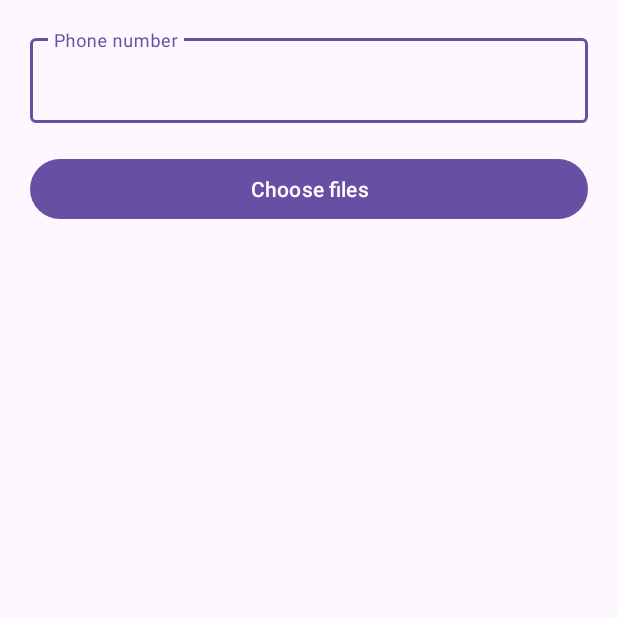
After one commit to LeFlo62/MumProject, an Android app: the ParametersActivity screen opened directly, with no data from a screen before it, on a phone screen of 412 x 824 dp, the top half of it. The commit adds this screen. Run offline under Robolectric (Android 15) with nearby library versions, the phone set to English and light mode, and no system bars.

Commit message:
Added parameters

```diff
--- a/app/src/main/AndroidManifest.xml
+++ b/app/src/main/AndroidManifest.xml
@@ -13,6 +13,9 @@
         android:theme="@style/Theme.MumProject"
         tools:targetApi="31">
         <activity
+            android:name=".ParametersActivity"
+            android:exported="false" />
+        <activity
             android:name=".MainActivity"
             android:exported="true">
             <intent-filter>
--- /dev/null
+++ b/app/src/main/java/fr/isep/mobiledev/mumproject/ParametersActivity.java
@@ -0,0 +1,106 @@
+package fr.isep.mobiledev.mumproject;
+
+import androidx.activity.result.ActivityResultCallback;
+import androidx.activity.result.ActivityResultLauncher;
+import androidx.activity.result.contract.ActivityResultContracts;
+import androidx.appcompat.app.AppCompatActivity;
+import androidx.core.app.ActivityOptionsCompat;
+
+import android.content.ClipData;
+import android.content.Intent;
+import android.content.SharedPreferences;
+import android.database.Cursor;
+import android.net.Uri;
+import android.os.Bundle;
+import android.os.Environment;
+import android.provider.MediaStore;
+import android.text.Editable;
+import android.text.TextWatcher;
+import android.widget.Button;
+import android.widget.EditText;
+
+import java.io.File;
+import java.io.FileInputStream;
+import java.io.FileOutputStream;
+import java.util.Arrays;
+import java.util.Set;
+import java.util.logging.Level;
+import java.util.logging.Logger;
+import java.util.stream.Collectors;
+
+public class ParametersActivity extends AppCompatActivity {
+
+    private static final Logger LOGGER = Logger.getLogger(ParametersActivity.class.getName());
+
+    @Override
+    protected void onCreate(Bundle savedInstanceState) {
+        super.onCreate(savedInstanceState);
+        setContentView(R.layout.activity_parameters);
+
+        SharedPreferences sharedPreferences = getSharedPreferences("fr.isep.mobiledev.mumproject", MODE_PRIVATE);
+
+        EditText phone = findViewById(R.id.editTextPhone);
+        phone.setText(sharedPreferences.getString("phone", ""));
+        phone.addTextChangedListener(new TextWatcher() {
+            @Override
+            public void beforeTextChanged(CharSequence charSequence, int i, int i1, int i2) {}
+
+            @Override
+            public void onTextChanged(CharSequence charSequence, int i, int i1, int i2) {}
+
+            @Override
+            public void afterTextChanged(Editable editable) {
+                sharedPreferences.edit().putString("phone", phone.getText().toString()).apply();
+            }
+        });
+
+        ActivityResultLauncher<String> mLauncher = registerForActivityResult(new ActivityResultContracts.GetMultipleContents(),
+            uris -> {
+                if (uris != null) {
+                    File destinationFolder = new File(getDataDir(), "/images/");
+                    Arrays.stream(destinationFolder.listFiles()).forEach(File::delete);
+                    uris.forEach(uri -> {
+                        String path = getPath(uri);
+                        File src = new File(path);
+                        File destination = new File(destinationFolder, src.getName());
+
+                        try (FileInputStream fis = new FileInputStream(src); FileOutputStream fos = new FileOutputStream(destination)){
+                            byte[] buffer = new byte[1024];
+                            int length;
+                            while ((length = fis.read(buffer)) > 0) {
+                                fos.write(buffer, 0, length);
+                            }
+                        } catch (Exception e) {
+                            LOGGER.log(Level.SEVERE, e.getMessage(), e);
+                        }
+                    });
+                }
+            }
+        );
+
+        Button chooseFileButton = findViewById(R.id.chooseFileButton);
+        chooseFileButton.setOnClickListener(v -> {
+            mLauncher.launch("image/*");
+        });
+    }
+
+    public String getPath(Uri uri) {
+
+        String path = null;
+        String[] projection = { MediaStore.Files.FileColumns.DATA };
+        Cursor cursor = getContentResolver().query(uri, projection, null, null, null);
+
+        if(cursor == null){
+            path = uri.getPath();
+        }
+        else{
+            cursor.moveToFirst();
+            int column_index = cursor.getColumnIndexOrThrow(projection[0]);
+            path = cursor.getString(column_index);
+            cursor.close();
+        }
+
+        return ((path == null || path.isEmpty()) ? (uri.getPath()) : path);
+    }
+
+}
--- /dev/null
+++ b/app/src/main/res/layout/activity_parameters.xml
@@ -0,0 +1,41 @@
+<?xml version="1.0" encoding="utf-8"?>
+<androidx.constraintlayout.widget.ConstraintLayout xmlns:android="http://schemas.android.com/apk/res/android"
+    xmlns:app="http://schemas.android.com/apk/res-auto"
+    xmlns:tools="http://schemas.android.com/tools"
+    android:layout_width="match_parent"
+    android:layout_height="match_parent"
+    android:padding="20dp"
+    tools:context=".ParametersActivity" >
+
+    <LinearLayout
+        android:layout_width="match_parent"
+        android:layout_height="match_parent"
+        android:orientation="vertical"
+        app:layout_constraintBottom_toBottomOf="parent"
+        app:layout_constraintEnd_toEndOf="parent"
+        app:layout_constraintStart_toStartOf="parent"
+        app:layout_constraintTop_toTopOf="parent">
+
+        <com.google.android.material.textfield.TextInputLayout
+            android:layout_width="match_parent"
+            android:layout_height="wrap_content"
+            android:layout_marginBottom="20dp">
+
+            <EditText
+                android:id="@+id/editTextPhone"
+                android:layout_width="match_parent"
+                android:layout_height="wrap_content"
+                android:ems="10"
+                android:hint="Phone number"
+                android:inputType="phone" />
+
+        </com.google.android.material.textfield.TextInputLayout>
+
+        <Button
+            android:id="@+id/chooseFileButton"
+            android:layout_width="match_parent"
+            android:layout_height="wrap_content"
+            android:text="@string/choose_files_button" />
+
+    </LinearLayout>
+</androidx.constraintlayout.widget.ConstraintLayout>
--- a/app/src/main/res/values/strings.xml
+++ b/app/src/main/res/values/strings.xml
@@ -2,4 +2,5 @@
     <string name="app_name">MumProject</string>
     <string name="call_button">Call</string>
     <string name="text_button">Text</string>
+    <string name="choose_files_button">Choose files</string>
 </resources>
```
Also changed, not shown: app/src/main/java/fr/isep/mobiledev/mumproject/MainActivity.java (+70 -47 lines), app/src/main/res/layout/activity_main.xml (+10 -0 lines), app/src/main/res/values/arrays.xml (deleted, +0 -11 lines), app/src/main/res/drawable/placeholder_2.jpg (deleted), app/src/main/res/drawable/placeholder_3.jpg (deleted), app/src/main/res/drawable/placeholder_4.png (deleted), app/src/main/res/drawable/placeholder_5.jpg (deleted), app/src/main/res/drawable/placeholder_6.jpg (deleted), 1 other file.
